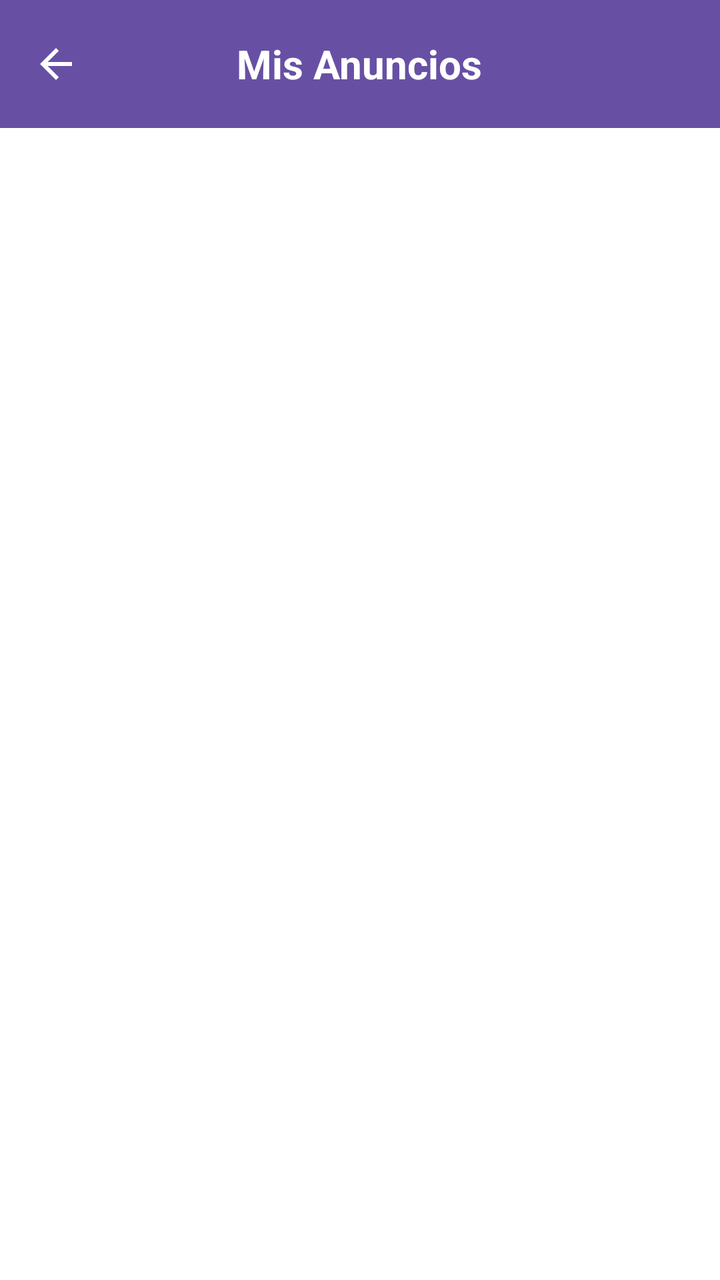
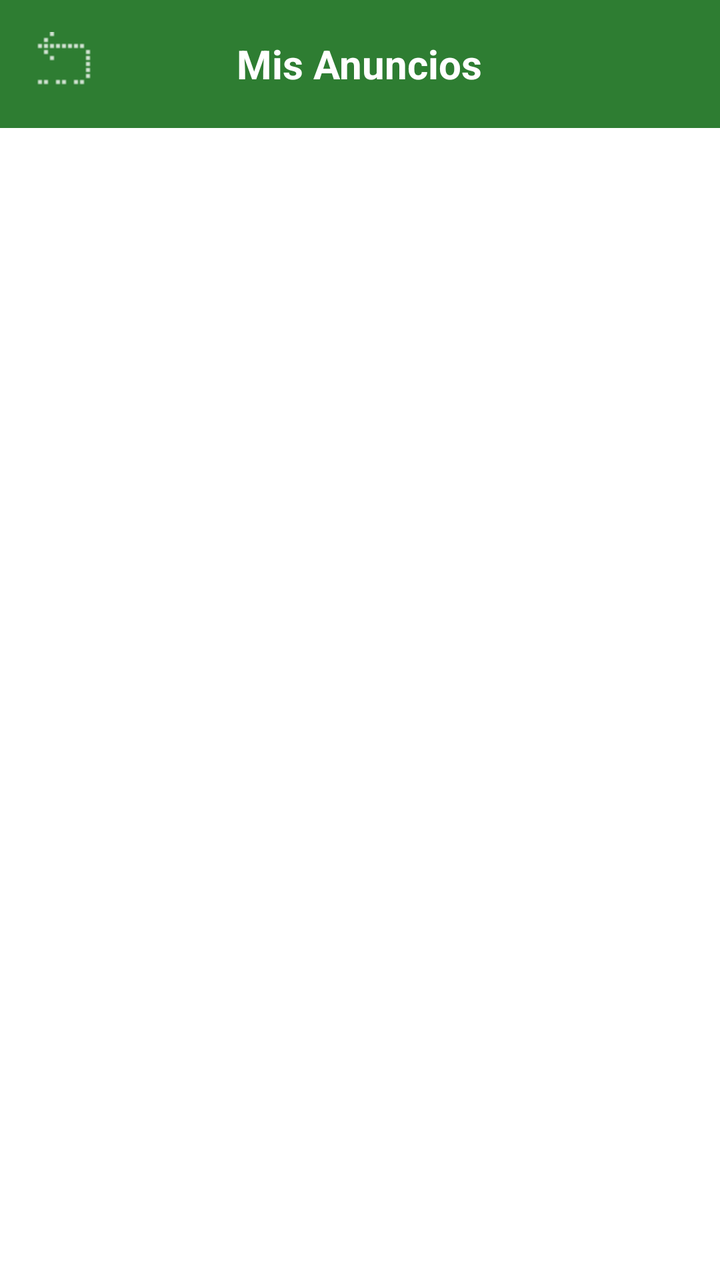

Before-and-after screenshots of an Android layout around one commit, followed by the original layout XML and the change that was made.
<!-- AndroidManifest.xml: application theme Theme.MyApplication -->
<!-- res/layout/activity_anuncios.xml -->
<?xml version="1.0" encoding="utf-8"?>
<androidx.coordinatorlayout.widget.CoordinatorLayout
    xmlns:android="http://schemas.android.com/apk/res/android"
    xmlns:app="http://schemas.android.com/apk/res-auto"
    xmlns:tools="http://schemas.android.com/tools"
    android:layout_width="match_parent"
    android:layout_height="match_parent"
    android:background="@color/blanco"
    tools:context=".AnunciosActivity">

    
    <com.google.android.material.appbar.AppBarLayout
        android:id="@+id/appBarLayout"
        android:layout_width="match_parent"
        android:layout_height="wrap_content">

        
        <RelativeLayout
            android:id="@+id/toolbar_anuncios"
            android:layout_width="match_parent"
            android:layout_height="?attr/actionBarSize"
            android:background="?attr/colorPrimary">

            
            <ImageButton
                android:id="@+id/btnBack"
                android:layout_width="wrap_content"
                android:layout_height="match_parent"
                android:layout_alignParentStart="true"
                android:background="?attr/selectableItemBackgroundBorderless"
                android:contentDescription="Volver"
                android:paddingStart="16dp"
                android:paddingEnd="16dp"
                android:src="@drawable/ic_arrow_back"
                app:tint="@color/blanco"
                android:scaleType="centerInside"/>

            
            <TextView
                android:layout_width="wrap_content"
                android:layout_height="wrap_content"
                android:layout_centerInParent="true"
                android:text="Mis Anuncios"
                android:textColor="@color/blanco"
                android:textSize="20sp"
                android:textStyle="bold" />

        </RelativeLayout>

    </com.google.android.material.appbar.AppBarLayout>

    
    <androidx.recyclerview.widget.RecyclerView
        android:id="@+id/rv_mis_productos"
        android:layout_width="match_parent"
        android:layout_height="match_parent"
        app:layout_behavior="@string/appbar_scrolling_view_behavior"
        android:paddingBottom="0dp"
        android:clipToPadding="false"
        tools:listitem="@layout/item_producto"/>

    
    <TextView
        android:id="@+id/tv_no_anuncios"
        android:layout_width="wrap_content"
        android:layout_height="wrap_content"
        android:text="¡Aún no has creado ningún anuncio! Comienza a vender tus productos."
        android:textSize="16sp"
        android:textColor="@android:color/darker_gray"
        android:layout_gravity="center"
        android:gravity="center"
        android:padding="32dp"
        android:visibility="gone"
        app:layout_behavior="@string/appbar_scrolling_view_behavior"
        />

</androidx.coordinatorlayout.widget.CoordinatorLayout>
<!-- res/layout/item_producto.xml (included above) -->
<?xml version="1.0" encoding="utf-8"?>
<androidx.cardview.widget.CardView
    xmlns:android="http://schemas.android.com/apk/res/android"
    xmlns:app="http://schemas.android.com/apk/res-auto"
    android:layout_width="match_parent"
    android:layout_height="wrap_content"
    android:layout_margin="8dp"
    app:cardCornerRadius="12dp"
    app:cardElevation="4dp">
    <androidx.constraintlayout.widget.ConstraintLayout
        android:layout_width="match_parent"
        android:layout_height="wrap_content"
        android:paddingBottom="8dp">
        
        <ImageView
            android:id="@+id/iv_producto_imagen"
            android:layout_width="0dp"
            android:layout_height="200dp"
            android:scaleType="centerCrop"
            android:src="@drawable/celular"
            android:contentDescription="Imagen del producto en venta"
            app:layout_constraintTop_toTopOf="parent"
            app:layout_constraintStart_toStartOf="parent"
            app:layout_constraintEnd_toEndOf="parent" />
        
        <TextView
            android:id="@+id/tv_producto_titulo"
            android:layout_width="0dp"
            android:layout_height="wrap_content"
            android:layout_marginStart="16dp"
            android:layout_marginTop="12dp"
            android:layout_marginEnd="16dp"
            android:text="Nombre del Producto Atractivo"
            android:textSize="18sp"
            android:textStyle="bold"
            android:textColor="@color/verdeEtiqueta"
            android:maxLines="1"
            android:ellipsize="end"
            app:layout_constraintEnd_toEndOf="parent"
            app:layout_constraintStart_toStartOf="parent"
            app:layout_constraintTop_toBottomOf="@+id/iv_producto_imagen" />
        
        <TextView
            android:id="@+id/tv_producto_precio"
            android:layout_width="wrap_content"
            android:layout_height="wrap_content"
            android:layout_marginTop="4dp"
            android:text="$ 99.990"
            android:textSize="20sp"
            android:textStyle="bold"
            android:textColor="@color/verde_bosque"
            app:layout_constraintStart_toStartOf="@+id/tv_producto_titulo"
            app:layout_constraintTop_toBottomOf="@+id/tv_producto_titulo" />
        
        <TextView
            android:id="@+id/tv_producto_vendedor"
            android:layout_width="wrap_content"
            android:layout_height="wrap_content"
            android:layout_marginEnd="16dp"
            android:text="Vendido por: [Usuario]"
            android:textSize="12sp"
            android:textColor="@color/verdeEtiqueta"

            app:layout_constraintBaseline_toBaselineOf="@+id/tv_producto_precio"
            app:layout_constraintEnd_toEndOf="parent" />
    </androidx.constraintlayout.widget.ConstraintLayout>
</androidx.cardview.widget.CardView>
<!-- resources referenced by this layout -->
<resources>
  <color name="blanco">#FFFFFF</color>
  <color name="verdeEtiqueta">#2E7D32</color>
  <color name="verde_bosque">#388E3C</color>
  <!-- drawable celular: jpg bitmap (drawable, 8579 bytes) -->
  <!-- drawable ic_arrow_back (drawable) -->
  <vector xmlns:android="http://schemas.android.com/apk/res/android"
      android:width="24dp"
      android:height="24dp"
      android:viewportWidth="24"
      android:viewportHeight="24"
      android:tint="?attr/colorControlNormal">
      <path
          android:fillColor="@android:color/white"
          android:pathData="M20,11H7.83l5.59,-5.59L12,4l-8,8 8,8 1.41,-1.41L7.83,13H20v-2z"/>
  </vector>
  <style name="Theme.MyApplication" parent="Base.Theme.MyApplication" />
  <style name="Base.Theme.MyApplication" parent="Theme.Material3.DayNight.NoActionBar">
          
          
      </style>
</resources>

<!-- the commit's change to res/layout/activity_anuncios.xml (unified diff, before → after) -->
@@ -19,7 +19,7 @@
             android:id="@+id/toolbar_anuncios"
             android:layout_width="match_parent"
             android:layout_height="?attr/actionBarSize"
-            android:background="?attr/colorPrimary">
+            android:background="@color/verdeEtiqueta">
 
             
             <ImageButton
@@ -31,7 +31,7 @@
                 android:contentDescription="Volver"
                 android:paddingStart="16dp"
                 android:paddingEnd="16dp"
-                android:src="@drawable/ic_arrow_back"
+                android:src="@drawable/volver"
                 app:tint="@color/blanco"
                 android:scaleType="centerInside"/>
 
@@ -66,7 +66,7 @@
         android:layout_height="wrap_content"
         android:text="¡Aún no has creado ningún anuncio! Comienza a vender tus productos."
         android:textSize="16sp"
-        android:textColor="@android:color/darker_gray"
+        android:textColor="@color/amarillo_lima"
         android:layout_gravity="center"
         android:gravity="center"
         android:padding="32dp"
@@ -126,7 +126,7 @@
             android:text="$ 99.990"
             android:textSize="20sp"
             android:textStyle="bold"
-            android:textColor="@color/verde_bosque"
+            android:textColor="@color/naranjo"
             app:layout_constraintStart_toStartOf="@+id/tv_producto_titulo"
             app:layout_constraintTop_toBottomOf="@+id/tv_producto_titulo" />
         
@@ -137,7 +137,7 @@
             android:layout_marginEnd="16dp"
             android:text="Vendido por: [Usuario]"
             android:textSize="12sp"
-            android:textColor="@color/verdeEtiqueta"
+            android:textColor="@color/azul_oscuro"
 
             app:layout_constraintBaseline_toBaselineOf="@+id/tv_producto_precio"
             app:layout_constraintEnd_toEndOf="parent" />
<!-- resource entries referenced after the edit -->
@@ -1,20 +1,12 @@
 <!-- resources referenced by this layout -->
 <resources>
+  <color name="amarillo_lima">#DFFF00</color>
+  <color name="azul_oscuro">#0D47A1</color>
   <color name="blanco">#FFFFFF</color>
+  <color name="naranjo">#D33300</color>
   <color name="verdeEtiqueta">#2E7D32</color>
-  <color name="verde_bosque">#388E3C</color>
   <!-- drawable celular: jpg bitmap (drawable, 8579 bytes) -->
-  <!-- drawable ic_arrow_back (drawable) -->
-  <vector xmlns:android="http://schemas.android.com/apk/res/android"
-      android:width="24dp"
-      android:height="24dp"
-      android:viewportWidth="24"
-      android:viewportHeight="24"
-      android:tint="?attr/colorControlNormal">
-      <path
-          android:fillColor="@android:color/white"
-          android:pathData="M20,11H7.83l5.59,-5.59L12,4l-8,8 8,8 1.41,-1.41L7.83,13H20v-2z"/>
-  </vector>
+  <!-- drawable volver: png bitmap (drawable, 175 bytes) -->
   <style name="Theme.MyApplication" parent="Base.Theme.MyApplication" />
   <style name="Base.Theme.MyApplication" parent="Theme.Material3.DayNight.NoActionBar">
           
